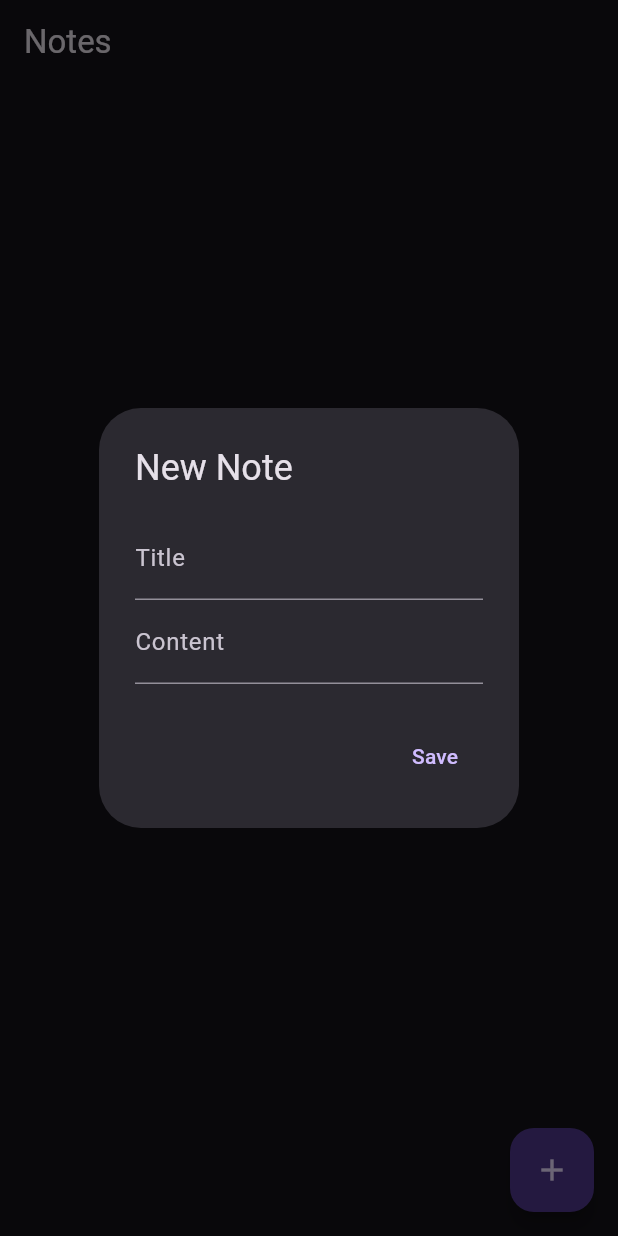
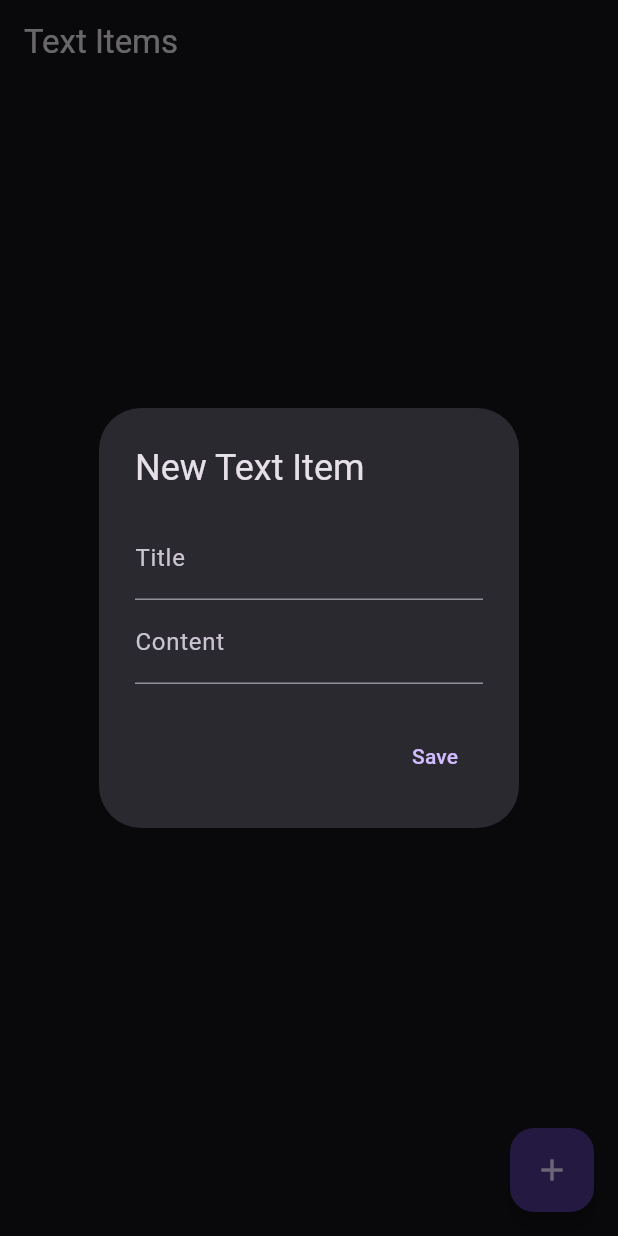
Before and after one commit to leetheguy/auto_marketer, a Flutter app: the screen it shows after launch, after a tap on the "add" icon, on a phone screen of 412 x 824 dp. Run offline on Flutter 3.47's test engine with Material 3 defaults, Android fonts, the phone set to English and light mode, and no system bars; our stand-ins replace flutter_dotenv, flutter_riverpod, supabase_flutter; accounts and stored records are empty.

Commit message:
moving beyond poc

```diff
--- a/lib/main.dart
+++ b/lib/main.dart
@@ -1,17 +1,19 @@
+// lib/main.dart
 import 'package:flutter/material.dart';
+import 'package:flutter_dotenv/flutter_dotenv.dart'; // <-- ADD THIS
 import 'package:flutter_riverpod/flutter_riverpod.dart';
 import 'package:supabase_flutter/supabase_flutter.dart';
-
-// UNCOMMENTED: Import the screen we just built.
-import 'notes/notes_screen.dart';
+import 'text/text_screen.dart';
 
 Future<void> main() async {
   WidgetsFlutterBinding.ensureInitialized();
 
+  await dotenv.load(fileName: ".env"); // <-- ADD THIS to load the file
+
   await Supabase.initialize(
-    // Ensure these are your actual Supabase URL and anon key.
-    url: 'https://ibbwohrcuxvugizaiodp.supabase.co',
-    anonKey: 'eyJhbGciOiJIUzI1NiIsInR5cCI6IkpXVCJ9.eyJpc3MiOiJzdXBhYmFzZSIsInJlZiI6ImliYndvaHJjdXh2dWdpemFpb2RwIiwicm9sZSI6ImFub24iLCJpYXQiOjE3NTIzMjA2OTUsImV4cCI6MjA2Nzg5NjY5NX0.wVVW88M2s7AtIfajZCb6RMfdbCWVgzSn9RlxFpyx56k',
+    // Use the variables from the .env file
+    url: dotenv.env['SUPABASE_URL']!,
+    anonKey: dotenv.env['SUPABASE_ANON_KEY']!,
   );
 
   runApp(
@@ -29,8 +31,7 @@ class MyApp extends StatelessWidget {
     return MaterialApp(
       title: 'Thin Client App',
       theme: ThemeData.dark(useMaterial3: true),
-      // CHANGED: Set NotesScreen as the home screen.
-      home: const NotesScreen(),
+      home: const TextScreen(),
     );
   }
 }
--- a/lib/notes/notes_provider.dart
+++ /dev/null
@@ -1,29 +0,0 @@
-import 'package:flutter_riverpod/flutter_riverpod.dart';
-import '../main.dart'; // To access the global supabase client
-
-// 1. A simple data model for a Note.
-class Note {
-  Note({required this.id, required this.title, required this.content});
-
-  final String id;
-  final String title;
-  final String content;
-
-  // A factory to create a Note from the JSON map Supabase gives us.
-  factory Note.fromJson(Map<String, dynamic> map) {
-    return Note(
-      id: map['id'].toString(),
-      // UPDATED: Handle nulls from the database by providing a default empty string.
-      title: map['title'] ?? '',
-      content: map['content'] ?? '',
-    );
-  }
-}
-
-// 2. The StreamProvider that provides a real-time stream of notes.
-final notesStreamProvider = StreamProvider<List<Note>>((ref) {
-  final stream = supabase.from('notes').stream(primaryKey: ['id']);
-
-  // For each event in the stream (a List of Maps), convert it to a List of Notes.
-  return stream.map((maps) => maps.map((map) => Note.fromJson(map)).toList());
-});
--- /dev/null
+++ b/lib/text/text_provider.dart
@@ -0,0 +1,28 @@
+// lib/text/text_provider.dart
+
+import 'package:flutter_riverpod/flutter_riverpod.dart';
+import '../main.dart';
+
+// Renamed from Note to TextItem
+class TextItem {
+  TextItem({required this.id, required this.title, required this.content});
+
+  final String id;
+  final String title;
+  final String content;
+
+  factory TextItem.fromJson(Map<String, dynamic> map) {
+    return TextItem(
+      id: map['id'].toString(),
+      title: map['title'] ?? '',
+      content: map['content'] ?? '',
+    );
+  }
+}
+
+// Renamed from notesStreamProvider to textStreamProvider
+// and updated to read from the 'text' table.
+final textStreamProvider = StreamProvider<List<TextItem>>((ref) {
+  final stream = supabase.from('text').stream(primaryKey: ['id']);
+  return stream.map((maps) => maps.map((map) => TextItem.fromJson(map)).toList());
+});
--- a/lib/notes/notes_screen.dart
+++ b/lib/text/text_screen.dart
@@ -1,30 +1,32 @@
+// lib/text/text_screen.dart
+
 import 'dart:convert';
 import 'package:flutter/material.dart';
 import 'package:flutter_riverpod/flutter_riverpod.dart';
 import 'package:http/http.dart' as http;
-import 'notes_provider.dart';
+import 'text_provider.dart'; // Updated import
 
-class NotesScreen extends ConsumerWidget {
-  const NotesScreen({super.key});
+// Renamed from NotesScreen to TextScreen
+class TextScreen extends ConsumerWidget {
+  const TextScreen({super.key});
 
   @override
   Widget build(BuildContext context, WidgetRef ref) {
-    // 1. Watch the provider. The UI will rebuild when the stream emits new data.
-    final notesAsyncValue = ref.watch(notesStreamProvider);
+    // Updated provider
+    final textAsyncValue = ref.watch(textStreamProvider);
 
     return Scaffold(
       appBar: AppBar(
-        title: const Text('Notes'),
+        title: const Text('Text Items'), // Updated title
       ),
-      body: notesAsyncValue.when(
-        // 2. Use the 'when' block to handle all states of the async data.
-        data: (notes) => ListView.builder(
-          itemCount: notes.length,
+      body: textAsyncValue.when(
+        data: (textItems) => ListView.builder( // Renamed variable
+          itemCount: textItems.length,
           itemBuilder: (context, index) {
-            final note = notes[index];
+            final textItem = textItems[index]; // Renamed variable
             return ListTile(
-              title: Text(note.title),
-              subtitle: Text(note.content),
+              title: Text(textItem.title),
+              subtitle: Text(textItem.content),
             );
           },
         ),
@@ -33,20 +35,19 @@ class NotesScreen extends ConsumerWidget {
       ),
       floatingActionButton: FloatingActionButton(
         child: const Icon(Icons.add),
-        onPressed: () => _showCreateNoteDialog(context),
+        onPressed: () => _showCreateTextDialog(context), // Renamed method
       ),
     );
   }
 
-  // 3. A dialog to input new note data.
-  void _showCreateNoteDialog(BuildContext context) {
+  void _showCreateTextDialog(BuildContext context) { // Renamed method
     final titleController = TextEditingController();
     final contentController = TextEditingController();
 
     showDialog(
       context: context,
       builder: (context) => AlertDialog(
-        title: const Text('New Note'),
+        title: const Text('New Text Item'), // Updated title
         content: Column(
           mainAxisSize: MainAxisSize.min,
           children: [
@@ -58,7 +59,6 @@ class NotesScreen extends ConsumerWidget {
           TextButton(
             child: const Text('Save'),
             onPressed: () {
-              // 4. On save, send the data to the n8n webhook.
               _sendToN8n(titleController.text, contentController.text);
               Navigator.of(context).pop();
             },
@@ -68,10 +68,9 @@ class NotesScreen extends ConsumerWidget {
     );
   }
 
-  // 5. The function that makes the HTTP POST request to n8n.
   Future<void> _sendToN8n(String title, String content) async {
-    // final url = Uri.parse('https://n8n-service-eumn.onrender.com/webhook-test/note-creator');
-    final url = Uri.parse('https://n8n-service-eumn.onrender.com/webhook/note-creator');
+    // Note: You may want to update this webhook path in n8n for consistency
+    final url = Uri.parse('https://n8n-service-eumn.onrender.com/webhook-test/note-creator');
     await http.post(
       url,
       headers: {'Content-Type': 'application/json'},
--- a/pubspec.yaml
+++ b/pubspec.yaml
@@ -37,6 +37,7 @@ dependencies:
   flutter_riverpod: ^2.6.1
   supabase_flutter: ^2.9.1
   http: ^1.4.0
+  flutter_dotenv: ^5.2.1
 
 dev_dependencies:
   flutter_test:
@@ -47,7 +48,7 @@ dev_dependencies:
   # activated in the `analysis_options.yaml` file located at the root of your
   # package. See that file for information about deactivating specific lint
   # rules and activating additional ones.
-  flutter_lints: ^5.0.0
+  flutter_lints: ^6.0.0
 
 # For information on the generic Dart part of this file, see the
 # following page: https://dart.dev/tools/pub/pubspec
```
Also changed, not shown: pubspec.lock, 1 other file.
